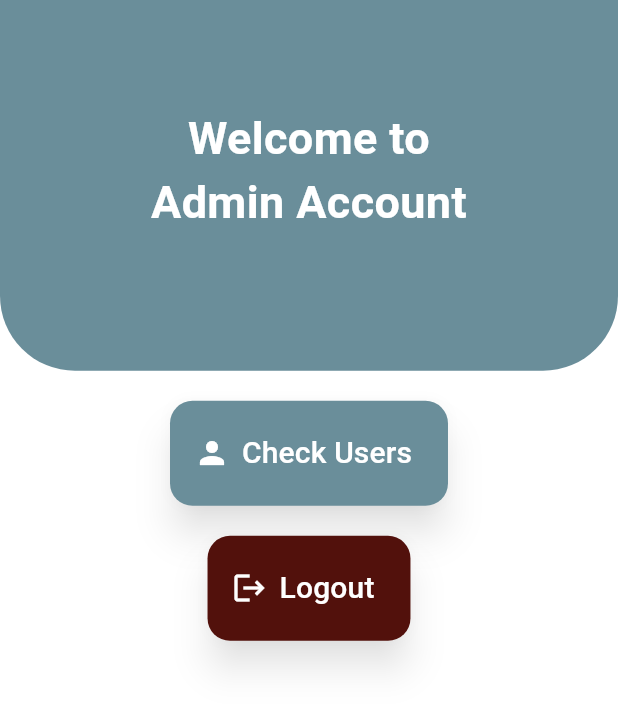
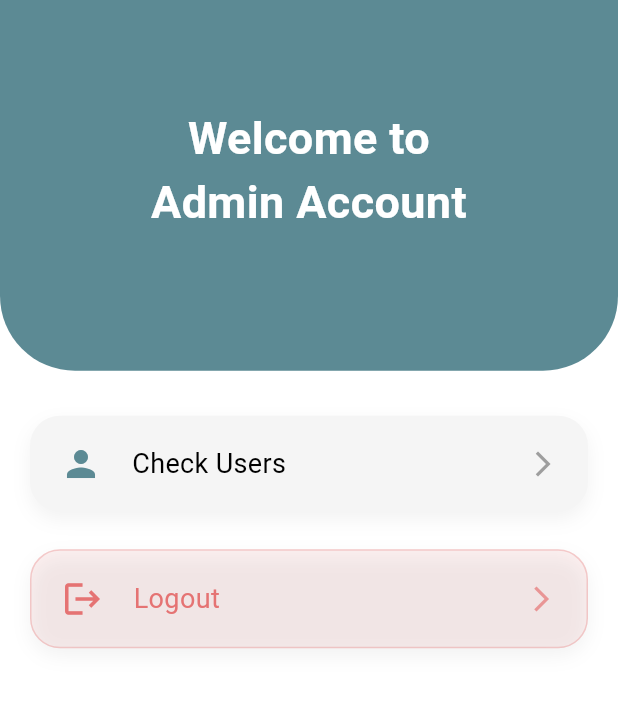
Before and after one commit to sohaberri/mealmuse, a Flutter app: the AdminAccountScreen screen opened directly, on a phone screen of 412 x 824 dp. Shown: the top 708 px of the screen. Run offline on Flutter 3.47's test engine with Material 3 defaults, Android fonts, the phone set to English and light mode, and no system bars; our stand-ins replace cloud_firestore, firebase_auth, firebase_core, firebase_messaging, flutter_dotenv, flutter_local_notifications and 2 more; accounts and stored records are empty.

Commit message:
admin screen ui adjusted

```diff
--- a/lib/adminScreens/AdminHome.dart
+++ b/lib/adminScreens/AdminHome.dart
@@ -24,7 +24,7 @@ class AdminAccountScreen extends StatelessWidget {
   const AdminAccountScreen({super.key}); // Remove const from constructor
 
   // Define the main colors used in the design
-  static const Color primaryColor = Color(0xFF6A8E9A); // The teal/blue-grey color
+  static const Color primaryColor = Color(0xFF5C8A94); // The teal/blue-grey color matching homepage
   static const Color accentColor = Colors.white;
 
   // Firebase Auth instance - remove 'final' and initialize in build method
@@ -85,38 +85,49 @@ class AdminAccountScreen extends StatelessWidget {
             ),
           ),
 
+          const SizedBox(height: 30),
+
           // 2. The "Check Users" Button
           Padding(
-            padding: const EdgeInsets.only(top: 20.0, left: 20, right: 20),
-            child: SizedBox(
-              height: 70,
-              child: ElevatedButton.icon(
-                onPressed: () {
+            padding: const EdgeInsets.only(bottom: 15, left: 20, right: 20),
+              child: GestureDetector(
+                onTap: () {
                   Navigator.push(
                     context,
                     MaterialPageRoute(builder: (context) => const UsersScreen()),
                   );
                 },
-                icon: const Icon(
-                  Icons.person,
-                  size: 24,
-                  color: accentColor,
+                child: Container(
+                  decoration: BoxDecoration(
+                    color: const Color(0xFFF5F5F5),
+                    borderRadius: BorderRadius.circular(20),
+                    boxShadow: [
+                      BoxShadow(
+                        color: Colors.black.withOpacity(0.05),
+                        blurRadius: 10,
+                        offset: const Offset(0, 5),
                       ),
-                label: const Text(
+                    ],
+                  ),
+                  padding: const EdgeInsets.symmetric(horizontal: 20, vertical: 18),
+                  child: Row(
+                    children: [
+                      const Icon(Icons.person, color: primaryColor, size: 28),
+                      const SizedBox(width: 20),
+                      const Text(
                         'Check Users',
                         style: TextStyle(
-                    fontSize: 20,
-                    fontWeight: FontWeight.w500,
-                    color: accentColor,
+                          color: Colors.black,
+                          fontSize: 18,
                         ),
                       ),
-                style: ElevatedButton.styleFrom(
-                  backgroundColor: primaryColor,
-                  shape: RoundedRectangleBorder(
-                    borderRadius: BorderRadius.circular(15.0),
+                      const Spacer(),
+                      Icon(
+                        Icons.arrow_forward_ios,
+                        color: Colors.grey,
+                        size: 20,
                       ),
-                  elevation: 10,
-                  shadowColor: Colors.black.withOpacity(0.5),
+                    ],
                   ),
                 ),
               ),
@@ -124,40 +135,50 @@ class AdminAccountScreen extends StatelessWidget {
 
             // 3. Logout Button
             Padding(
-            padding: const EdgeInsets.only(top: 20.0, left: 20, right: 20),
-            child: SizedBox(
-              height: 70,
-              child: ElevatedButton.icon(
-                onPressed: () => _signOut(context),
-                icon: const Icon(
-                  Icons.logout,
-                  size: 24,
-                  color: Colors.white,
+              padding: const EdgeInsets.symmetric(horizontal: 20, vertical: 10),
+              child: GestureDetector(
+                onTap: () => _signOut(context),
+                child: Container(
+                  decoration: BoxDecoration(
+                    color: const Color(0xFFE57373).withOpacity(0.1),
+                    borderRadius: BorderRadius.circular(20),
+                    boxShadow: [
+                      BoxShadow(
+                        color: Colors.black.withOpacity(0.05),
+                        blurRadius: 10,
+                        offset: const Offset(0, 5),
                       ),
-                label: const Text(
+                    ],
+                    border: Border.all(
+                      color: const Color(0xFFE57373).withOpacity(0.3),
+                      width: 1,
+                    ),
+                  ),
+                  padding: const EdgeInsets.symmetric(horizontal: 20, vertical: 18),
+                  child: Row(
+                    children: [
+                      const Icon(Icons.logout, color: Color(0xFFE57373), size: 28),
+                      const SizedBox(width: 20),
+                      const Text(
                         'Logout',
                         style: TextStyle(
-                    fontSize: 20,
-                    fontWeight: FontWeight.w500,
-                    color: Colors.white,
+                          color: Color(0xFFE57373),
+                          fontSize: 18,
                         ),
                       ),
-                style: ElevatedButton.styleFrom(
-                  backgroundColor: const Color.fromARGB(255, 82, 17, 12), // Different color for logout
-                  shape: RoundedRectangleBorder(
-                    borderRadius: BorderRadius.circular(15.0),
+                      const Spacer(),
+                      Icon(
+                        Icons.arrow_forward_ios,
+                        color: const Color(0xFFE57373).withOpacity(0.7),
+                        size: 20,
                       ),
-                  elevation: 10,
-                  shadowColor: Colors.black.withOpacity(0.5),
+                    ],
                   ),
                 ),
               ),
             ),
 
-          // Takes up remaining space
-          const Expanded(
-            child: SizedBox(),
-          ),
+            const Spacer(),
           ],
       ),
     );
--- a/lib/adminScreens/UsersScreen.dart
+++ b/lib/adminScreens/UsersScreen.dart
@@ -16,7 +16,7 @@ class _UsersScreenState extends State<UsersScreen> {
   final TextEditingController _searchController = TextEditingController();
   String _searchQuery = '';
 
-  static const Color primaryContentColor = Color(0xFF5B8181);
+  static const Color primaryContentColor = Color(0xFF5C8A94);
 
   @override
   void dispose() {
--- a/lib/adminScreens/userInventory.dart
+++ b/lib/adminScreens/userInventory.dart
@@ -59,6 +59,7 @@ class _UserInventoryState extends State<UserInventory> {
       ),
       bottomNavigationBar: BottomNavigationBar(
         currentIndex: _currentIndex,
+        selectedItemColor: const Color(0xFF5C8A94),
         onTap: (index) {
           setState(() {
             _currentIndex = index;
@@ -94,7 +95,7 @@ class _UserInventoryState extends State<UserInventory> {
                 width: 60,
                 height: 60,
                 decoration: BoxDecoration(
-                  color: const Color(0xFF5B8181).withOpacity(0.2),
+                  color: const Color(0xFF5C8A94).withOpacity(0.2),
                   shape: BoxShape.circle,
                 ),
                 child: Center(
@@ -103,7 +104,7 @@ class _UserInventoryState extends State<UserInventory> {
                     style: const TextStyle(
                       fontSize: 20,
                       fontWeight: FontWeight.bold,
-                      color: Color(0xFF5B8181),
+                      color: Color(0xFF5C8A94),
                     ),
                   ),
                 ),
@@ -180,7 +181,7 @@ class _UserInventoryState extends State<UserInventory> {
               child: Container(
                 decoration: BoxDecoration(
                   color: _currentIndex == 0
-                      ? const Color(0xFF5B8181)
+                      ? const Color(0xFF5C8A94)
                       : Colors.transparent,
                   borderRadius: BorderRadius.circular(25),
                 ),
@@ -207,7 +208,7 @@ class _UserInventoryState extends State<UserInventory> {
               child: Container(
                 decoration: BoxDecoration(
                   color: _currentIndex == 1
-                      ? const Color(0xFF5B8181)
+                      ? const Color(0xFF5C8A94)
                       : Colors.transparent,
                   borderRadius: BorderRadius.circular(25),
                 ),
@@ -265,7 +266,7 @@ class _UserInventoryState extends State<UserInventory> {
         if (snapshot.connectionState == ConnectionState.waiting) {
           return const Center(
             child: CircularProgressIndicator(
-              valueColor: AlwaysStoppedAnimation<Color>(Color(0xFF5B8181)),
+              valueColor: AlwaysStoppedAnimation<Color>(Color(0xFF5C8A94)),
             ),
           );
         }
@@ -437,7 +438,7 @@ class _UserInventoryState extends State<UserInventory> {
         if (snapshot.connectionState == ConnectionState.waiting) {
           return const Center(
             child: CircularProgressIndicator(
-              valueColor: AlwaysStoppedAnimation<Color>(Color(0xFF5B8181)),
+              valueColor: AlwaysStoppedAnimation<Color>(Color(0xFF5C8A94)),
             ),
           );
         }
```
Lines whose indentation alone changed are shown as unchanged.
